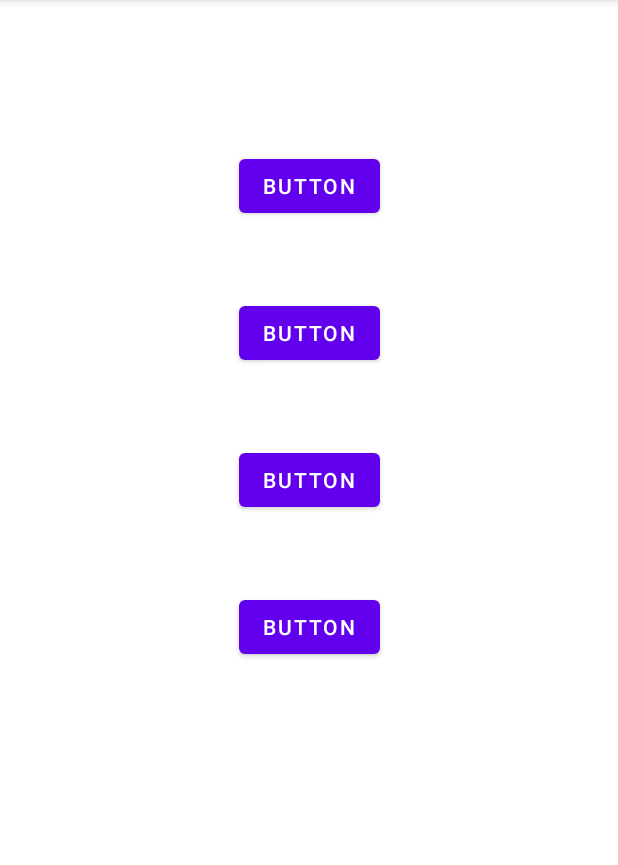
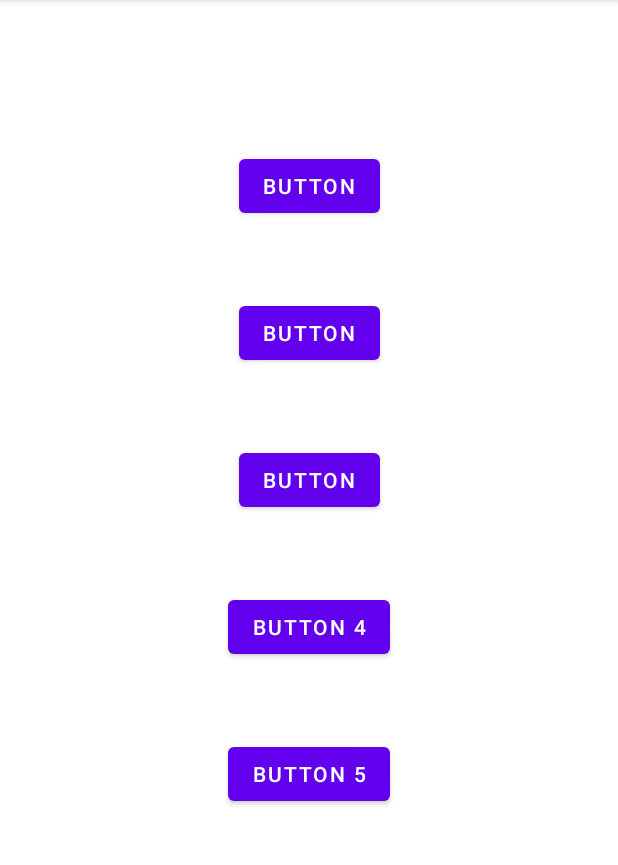
Before and after one commit to ahmed-razic/AndroidBasics_IntentsExercise, an Android app: the screen it shows after launch (MainActivity), on a phone screen of 412 x 824 dp, the part 84-949 px from its top. Run offline under Robolectric (Android 15) with nearby library versions, the phone set to English and light mode, and no system bars.

```diff
--- a/app/src/main/java/com/example/android/androidbasics_intents/MainActivity.java
+++ b/app/src/main/java/com/example/android/androidbasics_intents/MainActivity.java
@@ -6,6 +6,7 @@ import android.content.Intent;
 import android.net.Uri;
 import android.os.Bundle;
 import android.view.View;
+import android.widget.Button;
 
 public class MainActivity extends AppCompatActivity {
 
@@ -13,6 +14,14 @@ public class MainActivity extends AppCompatActivity {
     protected void onCreate(Bundle savedInstanceState) {
         super.onCreate(savedInstanceState);
         setContentView(R.layout.activity_main);
+
+        MyOnClickListener myListener = new MyOnClickListener();
+
+        Button button4 = findViewById(R.id.button4);
+        Button button5 = findViewById(R.id.button5);
+
+        button4.setOnClickListener(myListener);
+        button5.setOnClickListener(myListener);
     }
 
     public void openActivity2(View v) {
--- /dev/null
+++ b/app/src/main/java/com/example/android/androidbasics_intents/MyOnClickListener.java
@@ -0,0 +1,15 @@
+package com.example.android.androidbasics_intents;
+
+import android.view.View;
+import android.widget.TextView;
+import android.widget.Toast;
+
+import org.w3c.dom.Text;
+
+public class MyOnClickListener implements View.OnClickListener {
+    @Override
+    public void onClick(View v) {
+        TextView myView = (TextView) v;
+        Toast.makeText(v.getContext(), "Clicked view " + myView.getText(), Toast.LENGTH_LONG).show();
+    }
+}
--- a/app/src/main/res/layout/activity_main.xml
+++ b/app/src/main/res/layout/activity_main.xml
@@ -48,4 +48,14 @@
         app:layout_constraintEnd_toEndOf="parent"
         app:layout_constraintStart_toStartOf="parent"
         app:layout_constraintTop_toBottomOf="@+id/button3" />
+
+    <Button
+        android:id="@+id/button5"
+        android:layout_width="wrap_content"
+        android:layout_height="wrap_content"
+        android:layout_marginTop="50dp"
+        android:text="@string/button5"
+        app:layout_constraintEnd_toEndOf="parent"
+        app:layout_constraintStart_toStartOf="parent"
+        app:layout_constraintTop_toBottomOf="@+id/button4" />
 </androidx.constraintlayout.widget.ConstraintLayout>
--- a/app/src/main/res/values/strings.xml
+++ b/app/src/main/res/values/strings.xml
@@ -3,7 +3,8 @@
     <string name="button">Button</string>
     <string name="button2">Button</string>
     <string name="button3">Button</string>
-    <string name="button4">Button</string>
+    <string name="button4">Button 4</string>
     <string name="textview1">TextView</string>
     <string name="textview2">TextView</string>
+    <string name="button5">Button 5</string>
 </resources>
```
